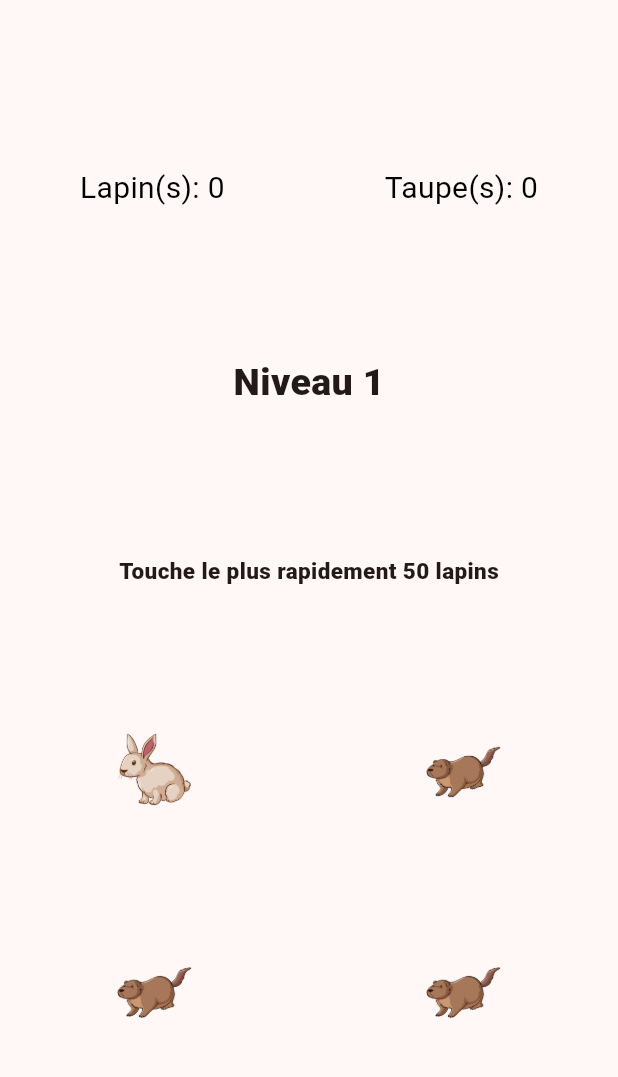
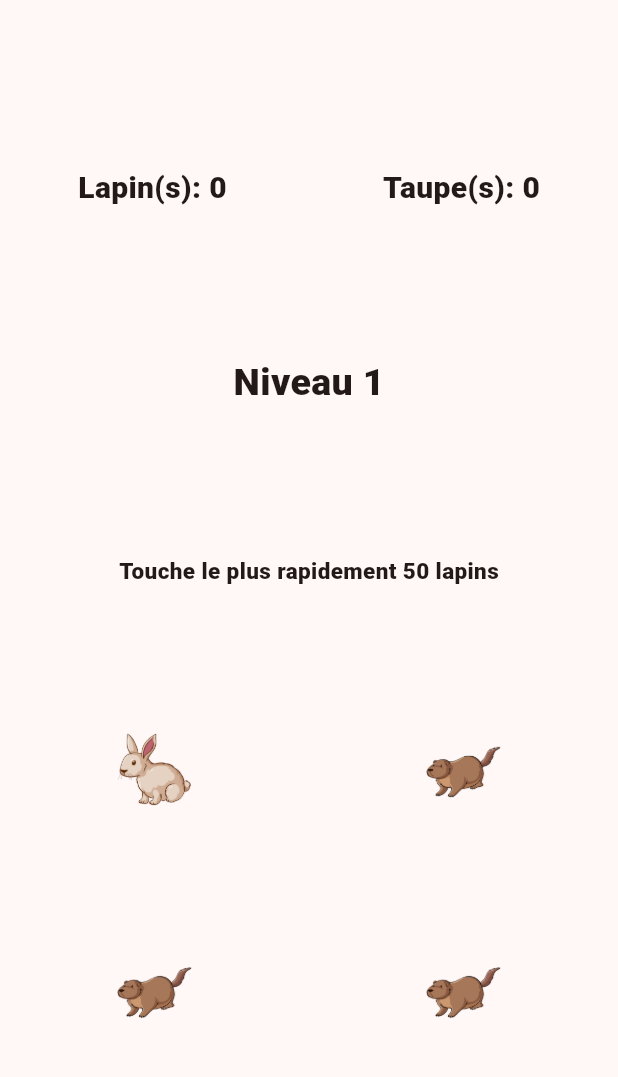
Before and after one commit to TomDubois12/TP_FLUTTER_LAPIN, a Flutter app: the Niveau1Screen screen opened by its route, on a phone screen of 412 x 824 dp, the part 63-1140 px from its top. Run offline on Flutter 3.47's test engine with Material 3 defaults, Android fonts, the phone set to English and light mode, and no system bars; our stand-ins replace go_router.

Commit message:
modifications on labels

```diff
--- a/tp_flutter_lapin/lib/ui/level_1.dart
+++ b/tp_flutter_lapin/lib/ui/level_1.dart
@@ -159,11 +159,11 @@ class _Niveau1ScreenState extends State<Niveau1Screen> {
               children: [
                 Text(
                   "Lapin(s): $_lapin",
-                  style: const TextStyle(color: Colors.black, fontSize: 20),
+                  style: const TextStyle(fontSize: 20, fontWeight: FontWeight.w900),
                 ),
                 Text(
                   "Taupe(s): $_taupe",
-                  style: const TextStyle(color: Colors.black, fontSize: 20),
+                  style: const TextStyle(fontSize: 20, fontWeight: FontWeight.w900),
                 )
               ],
             ),
```
